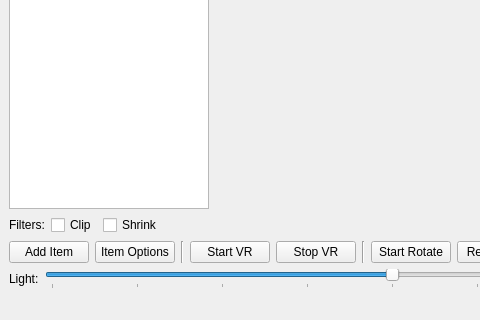
Old version of the form mainwindow.ui in the repository wanyu6121-creator/2025_GROUP_5; both pictures show x 0 to 480 and y 320 to 640 of the 960 by 640 pixel window.
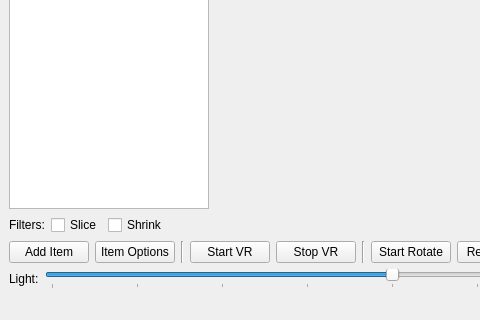
New version of the form. Icons and pictures are not drawn. Custom widgets are drawn as their Qt base class.

What changed in the file:
```diff
--- a/mainwindow.ui
+++ b/mainwindow.ui
@@ -51,7 +51,8 @@
       </item>
       <item>
        <widget class="QCheckBox" name="checkBoxClip">
-        <property name="text"><string>Clip</string></property>
+        <property name="text"><string>Slice</string></property>
+        <property name="toolTip"><string>Cut model into 6 horizontal cross-sections along Y axis</string></property>
        </widget>
       </item>
       <item>
```
